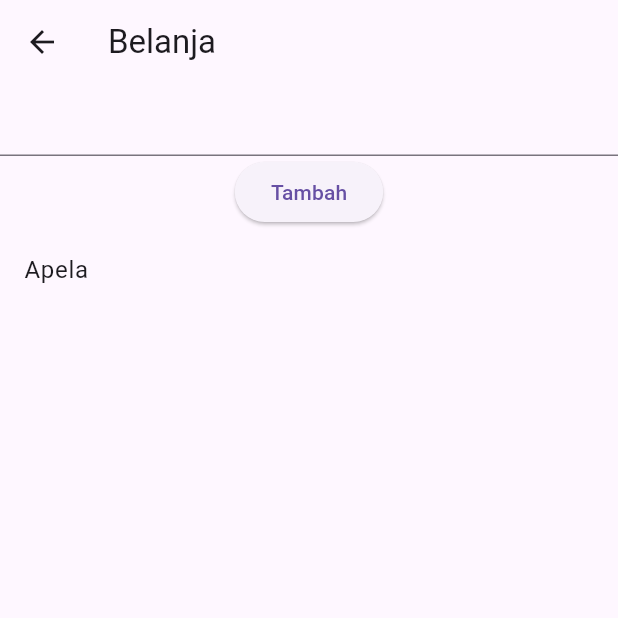
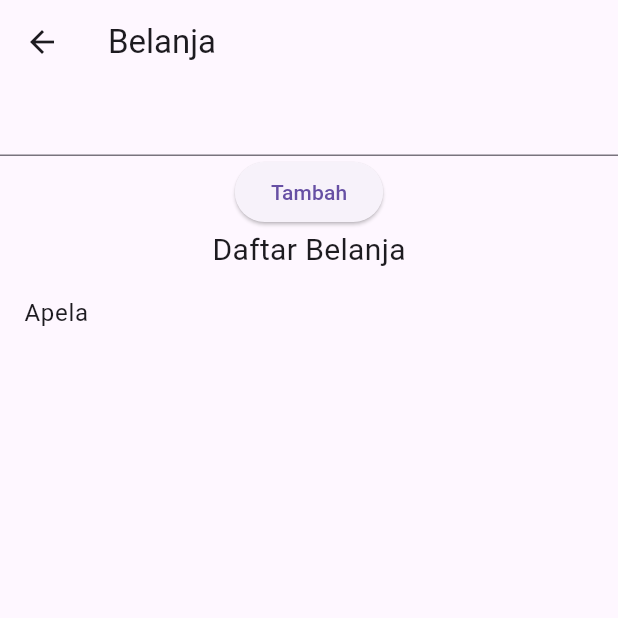
Before and after one commit to Redjri/Tugas-Bombayah, a Flutter app: the screen it shows after launch, after a tap on "Soal 1: Daftar Belanja", on a phone screen of 412 x 824 dp, the top half of it. Run offline on Flutter 3.47's test engine with Material 3 defaults, Android fonts, the phone set to English and light mode, and no system bars; our stand-ins replace get; missing offline and left inert: dart:ffi.

Commit message:
Tamat geng huhuhu

```diff
--- a/lkpdlist/lib/absen.dart
+++ b/lkpdlist/lib/absen.dart
@@ -32,7 +32,7 @@ class absen extends StatelessWidget {
                           onPressed: () {
                             c.hapus(e.key);
                           },
-                          icon: const Icon(Icons.delete),
+                          icon: Icon(Icons.delete),
                         ),
                       ],
                     ),
--- a/lkpdlist/lib/belanja.dart
+++ b/lkpdlist/lib/belanja.dart
@@ -17,11 +17,14 @@ class belanja extends StatelessWidget {
           TextField(
             controller: c.tkb,
           ),
-
           ElevatedButton(
               onPressed: c.tambah,
               child: Text('Tambah')
           ),
+          Text('Daftar Belanja',
+          style: TextStyle(
+            fontSize: 20
+          ),),
           Obx(() => ListView.builder(
             shrinkWrap: true,
             itemCount: c.daftar.length,
--- a/lkpdlist/lib/main.dart
+++ b/lkpdlist/lib/main.dart
@@ -1,9 +1,15 @@
 import 'package:flutter/material.dart';
 import 'package:get/get.dart';
+import 'package:lkpdlist/Soal10.dart';
 import 'package:lkpdlist/Soal3.dart';
 import 'package:lkpdlist/Soal1.dart';
 import 'package:lkpdlist/Soal2.dart';
 import 'package:lkpdlist/Soal4.dart';
+import 'package:lkpdlist/Soal5.dart';
+import 'package:lkpdlist/Soal6.dart';
+import 'package:lkpdlist/Soal7.dart';
+import 'package:lkpdlist/Soal8.dart';
+import 'package:lkpdlist/Soal9.dart';
 import 'package:lkpdlist/absen.dart';
 import 'package:lkpdlist/belanja.dart';
 import 'package:lkpdlist/belanjaonline.dart';
@@ -64,6 +70,30 @@ class MyApp extends StatelessWidget {
         GetPage(
             name: '/soal4',
             page: () => hpsdt()
+        ),
+        GetPage(
+            name: '/soal5',
+            page: () => absnsis()
+        ),
+        GetPage(
+            name: '/soal6',
+            page: () => kelnil()
+        ),
+        GetPage(
+            name: '/soal7',
+            page: () => upsert()
+        ),
+        GetPage(
+            name: '/soal8',
+            page: () => filter()
+        ),
+        GetPage(
+            name: '/soal9',
+            page: () => nilrat()
+        ),
+        GetPage(
+            name: '/soal10',
+            page: () => batad()
         )
       ],
     );
--- a/lkpdlist/lib/menu.dart
+++ b/lkpdlist/lib/menu.dart
@@ -12,6 +12,7 @@ class menu extends StatelessWidget {
         title: Text('LIST DAN MAP'),
       ),
       body: SingleChildScrollView(
+        child: Expanded(
           child: Column(
             crossAxisAlignment: CrossAxisAlignment.start,
             children: [
@@ -84,7 +85,44 @@ class menu extends StatelessWidget {
                   },
                   child: Text('Soal 4: Hapus Data Berdasarkan Key (Manajemen Daftar Kontak / Bookmark)')
               ),
+              ElevatedButton(
+                  onPressed: () {
+                    Get.toNamed('/soal5');
+                  },
+                  child: Text('Soal 5: Jumlah Total Salah Satu Keterangan / Filter Spesifik (Sistem Absensi Siswa)')
+              ),
+              ElevatedButton(
+                  onPressed: () {
+                    Get.toNamed('/soal6');
+                  },
+                  child: Text('Soal 6: Hitung Jumlah Keseluruhan Nilai dalam Map (Kalkulator Total Belanja)')
+              ),
+              ElevatedButton(
+                  onPressed: () {
+                    Get.toNamed('/soal7');
+                  },
+                  child: Text('Soal 7: Upsert (Update jika Ada, Insert jika Belum Ada) pada Rating Pengguna')
+              ),
+              ElevatedButton(
+                  onPressed: () {
+                    Get.toNamed('/soal8');
+                  },
+                  child: Text('Soal 8: Bersihkan Seluruh Data Map (Reset Filter / Clear Cart')
+              ),
+              ElevatedButton(
+                  onPressed: () {
+                    Get.toNamed('/soal9');
+                  },
+                  child: Text('Soal 9: Hitung Rata-rata Nilai dari Map (Sistem Penilaian Mahasiswa)')
+              ),
+              ElevatedButton(
+                  onPressed: () {
+                    Get.toNamed('/soal10');
+                  },
+                  child: Text('Soal 10: Salin dan Update Masal (Batch Add / Merge Map)')
+              ),
             ],
+          ),
         ),
       ),
     );
```
Also changed, not shown: lkpdlist/lib/ControllerMap.dart (+71 -0 lines), lkpdlist/lib/Soal10.dart (added, +40 -0 lines), lkpdlist/lib/Soal5.dart (added, +39 -0 lines), lkpdlist/lib/Soal6.dart (added, +37 -0 lines), lkpdlist/lib/Soal7.dart (added, +57 -0 lines), lkpdlist/lib/Soal8.dart (added, +36 -0 lines), lkpdlist/lib/Soal9.dart (added, +38 -0 lines). Lines whose indentation alone changed are shown as unchanged.
